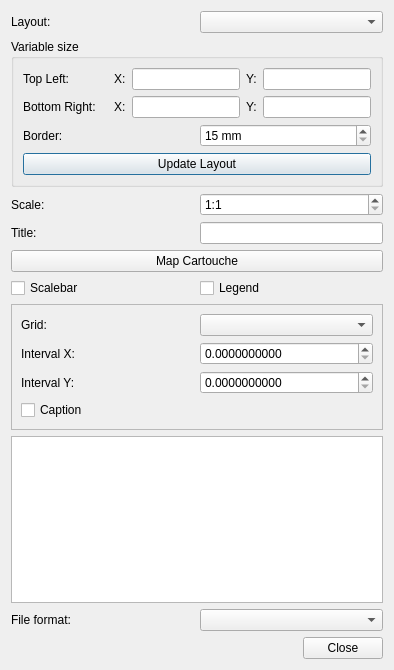
First picture: the form in vbsprint/ui/printdialog.ui, repository kadas-albireo/kadas-print-plugin, before the edit.
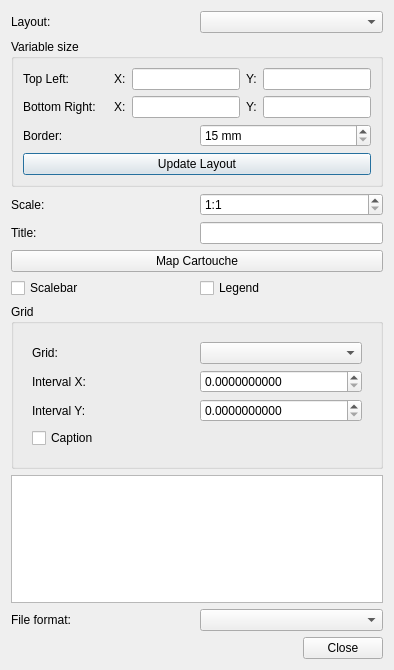
Second picture: the form after the edit. Icons and pictures are not drawn. Custom widgets are drawn as their Qt base class.

Commit message: grid in toggled box and duplicate of coordinate model

```diff
--- a/vbsprint/ui/printdialog.ui
+++ b/vbsprint/ui/printdialog.ui
@@ -263,12 +263,21 @@
     </layout>
    </item>
    <item>
+    <widget class="QgsCollapsibleGroupBoxBasic" name="gridGB">
+     <property name="title">
+      <string>Grid</string>
+     </property>
+     <layout class="QVBoxLayout" name="verticalLayout_4">
+      <item>
     <widget class="QFrame" name="frame">
      <property name="frameShape">
-      <enum>QFrame::StyledPanel</enum>
+         <enum>QFrame::NoFrame</enum>
      </property>
      <property name="frameShadow">
-      <enum>QFrame::Raised</enum>
+         <enum>QFrame::Plain</enum>
+        </property>
+        <property name="lineWidth">
+         <number>0</number>
      </property>
      <layout class="QVBoxLayout" name="verticalLayout_3">
       <item>
@@ -337,6 +346,9 @@
          </widget>
         </item>
        </layout>
+         </item>
+        </layout>
+       </widget>
       </item>
      </layout>
     </widget>
```
Lines whose indentation alone changed are shown as unchanged. The commit also changes 2 other files.
